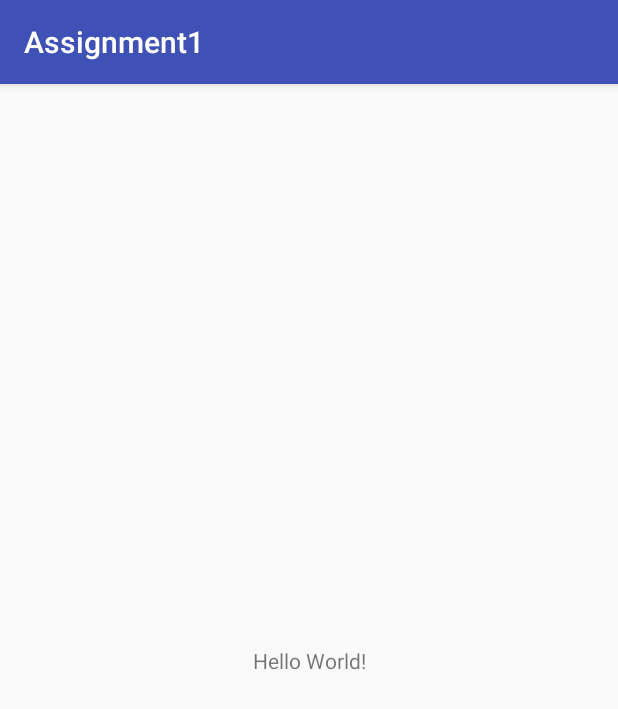
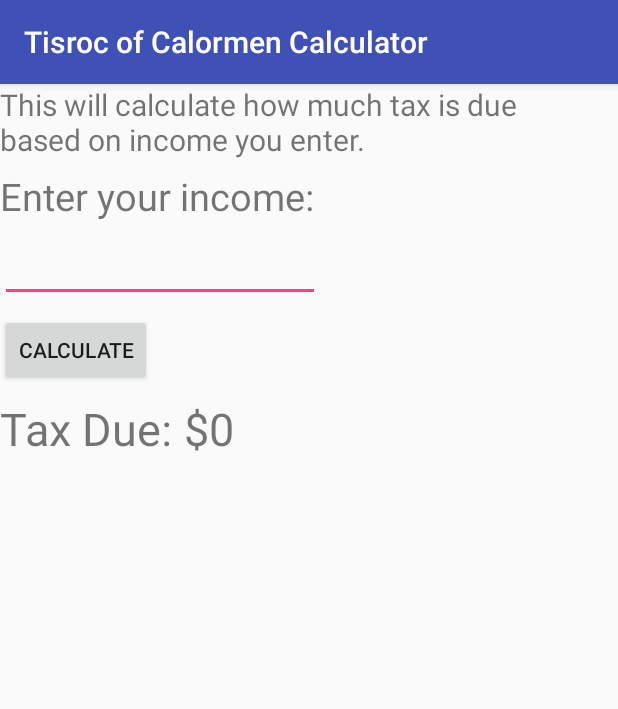
Before and after one commit to chetankhaik7527/CSC309, an Android app: the screen it shows after launch (MainActivity), on a phone screen of 412 x 824 dp. Shown: the top 709 px of the screen. Run offline under Robolectric (Android 15) with nearby library versions, the phone set to English and light mode, and no system bars.

Commit message:
[A1] Completed assignment

```diff
--- a/Assignment1/app/src/main/java/edu/eku/mrawlings/assignment1/MainActivity.java
+++ b/Assignment1/app/src/main/java/edu/eku/mrawlings/assignment1/MainActivity.java
@@ -2,12 +2,70 @@ package edu.eku.mrawlings.assignment1;
 
 import android.support.v7.app.AppCompatActivity;
 import android.os.Bundle;
+import android.view.View;
+import android.widget.EditText;
+import android.widget.TextView;
 
-public class MainActivity extends AppCompatActivity {
+public class MainActivity extends AppCompatActivity
+{
+    // View objects
+    private TextView taxDisplay;
 
     @Override
-    protected void onCreate(Bundle savedInstanceState) {
+    protected void onCreate(Bundle savedInstanceState)
+    {
         super.onCreate(savedInstanceState);
         setContentView(R.layout.activity_main);
+
+        // Set title
+        setTitle("Tisroc of Calormen Calculator");
+
+        // Get tax text view
+        taxDisplay = (TextView)findViewById(R.id.tv_tax);
+
+        // Set button listener
+        findViewById(R.id.btn_calculate).setOnClickListener(calculateIncome);
     }
+
+    private final View.OnClickListener calculateIncome =
+            new View.OnClickListener()
+            {
+                public void onClick(View button)
+                {
+                    // Get edit text view object
+                    EditText et_income = (EditText)findViewById(R.id.et_income);
+                    int income;
+                    double tax;
+
+                    try
+                    {
+                        // Try to parse value to int
+                        income = Integer.parseInt(et_income.getText().toString());
+                    }
+                    catch(Exception e)
+                    {
+                        // Otherwise set it to 0 to prevent app from crashing
+                        income = 0;
+                    }
+
+                    if (income <= 10000)
+                    {
+                        tax = (income * .7);
+                    }
+                    else if (income <= 100000)
+                    {
+                        tax = ((income - 10000) * .9 + 7000);
+                    }
+                    else if (income > 100000)
+                    {
+                        tax = ((income - 100000) * 1.1 + 88000);
+                    }
+                    else
+                    {
+                        tax = 0;
+                    }
+
+                    taxDisplay.setText("$" + String.format("%.2f", tax));
+                }
+            };
 }
--- a/Assignment1/app/src/main/res/layout/activity_main.xml
+++ b/Assignment1/app/src/main/res/layout/activity_main.xml
@@ -4,15 +4,67 @@
     xmlns:tools="http://schemas.android.com/tools"
     android:layout_width="match_parent"
     android:layout_height="match_parent"
-    tools:context="edu.eku.mrawlings.assignment1.MainActivity">
+    tools:context="edu.eku.mrawlings.assignment1.MainActivity"
+    tools:layout_editor_absoluteY="81dp"
+    tools:layout_editor_absoluteX="0dp">
 
     <TextView
+        android:id="@+id/tv_descriptionLabel"
+        android:layout_width="363dp"
+        android:layout_height="49dp"
+        android:text="This will calculate how much tax is due based on income you enter."
+        android:textSize="20dp"
+        tools:layout_editor_absoluteX="16dp"
+        tools:layout_editor_absoluteY="16dp" />
+
+    <TextView
+        android:id="@+id/tv_incomeLabel"
         android:layout_width="wrap_content"
         android:layout_height="wrap_content"
-        android:text="Hello World!"
-        app:layout_constraintBottom_toBottomOf="parent"
-        app:layout_constraintLeft_toLeftOf="parent"
-        app:layout_constraintRight_toRightOf="parent"
-        app:layout_constraintTop_toTopOf="parent" />
+        android:layout_marginTop="8dp"
+        android:text="Enter your income:"
+        android:textSize="25dp"
+        app:layout_constraintTop_toBottomOf="@+id/tv_descriptionLabel"
+        tools:layout_editor_absoluteX="16dp" />
+
+    <EditText
+        android:id="@+id/et_income"
+        android:layout_width="wrap_content"
+        android:layout_height="wrap_content"
+        android:ems="10"
+        android:inputType="number"
+        tools:layout_editor_absoluteX="16dp"
+        android:layout_marginTop="8dp"
+        app:layout_constraintTop_toBottomOf="@+id/tv_incomeLabel" />
+
+    <Button
+        android:id="@+id/btn_calculate"
+        android:layout_width="wrap_content"
+        android:layout_height="wrap_content"
+        android:text="Calculate"
+        tools:layout_editor_absoluteX="16dp"
+        android:layout_marginTop="8dp"
+        app:layout_constraintTop_toBottomOf="@+id/et_income" />
+
+    <TextView
+        android:id="@+id/tv_tax"
+        android:layout_width="wrap_content"
+        android:layout_height="wrap_content"
+        android:text="$0"
+        android:textSize="30dp"
+        app:layout_constraintLeft_toRightOf="@+id/tv_taxLabel"
+        android:layout_marginLeft="8dp"
+        android:layout_marginTop="8dp"
+        app:layout_constraintTop_toBottomOf="@+id/btn_calculate" />
+
+    <TextView
+        android:id="@+id/tv_taxLabel"
+        android:layout_width="wrap_content"
+        android:layout_height="wrap_content"
+        android:text="Tax Due:"
+        android:textSize="30dp"
+        tools:layout_editor_absoluteX="16dp"
+        android:layout_marginTop="8dp"
+        app:layout_constraintTop_toBottomOf="@+id/btn_calculate" />
 
 </android.support.constraint.ConstraintLayout>
```
